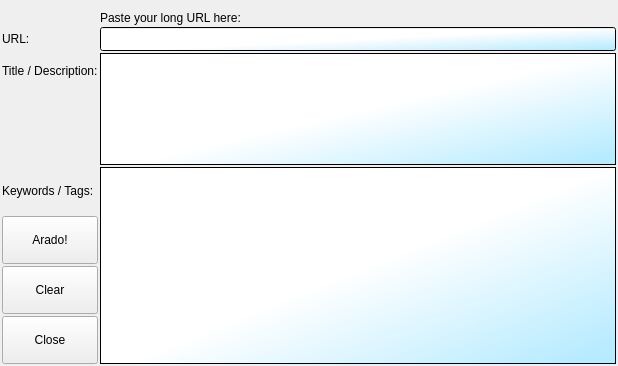
First picture: the form in ui/entry-form.ui, repository berndhs/arado, before the edit.
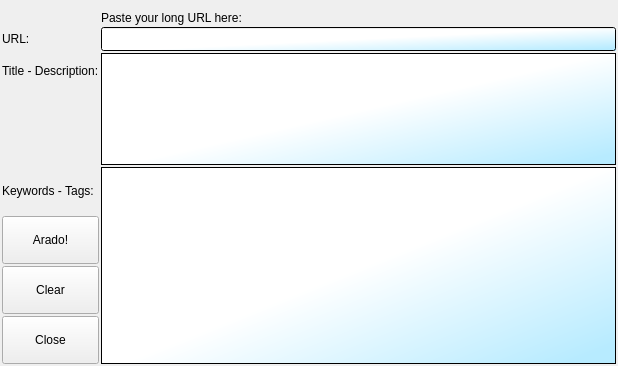
Second picture: the form after the edit. Icons and pictures are not drawn.

Commit message: typo: no slash

Patch:
```diff
--- a/ui/entry-form.ui
+++ b/ui/entry-form.ui
@@ -54,7 +54,7 @@
       <string>Enter the title or description of the URL.</string>
      </property>
      <property name="text">
-      <string>Title / Description:</string>
+      <string>Title - Description:</string>
      </property>
     </widget>
    </item>
@@ -129,7 +129,7 @@
    <item row="6" column="0">
     <widget class="QLabel" name="label_3">
      <property name="text">
-      <string>Keywords / Tags:</string>
+      <string>Keywords - Tags:</string>
      </property>
     </widget>
    </item>
```
